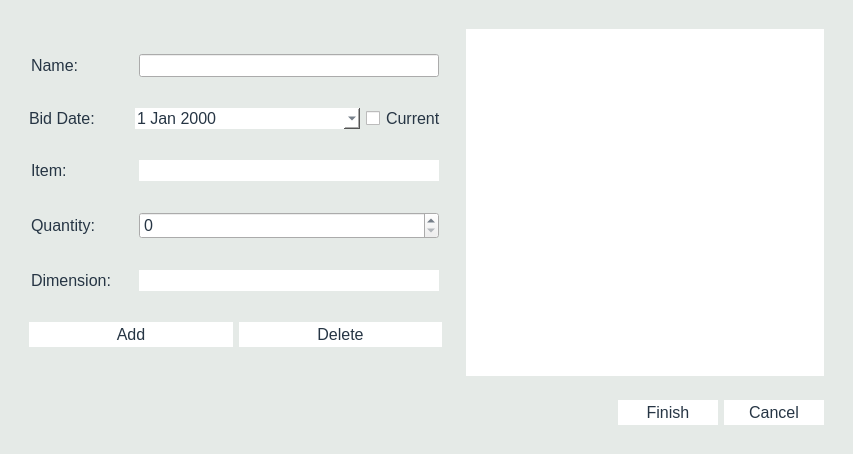
joshuawootonn/time-track, file Source/Time-Track/projecteditform.ui: the form before one commit.
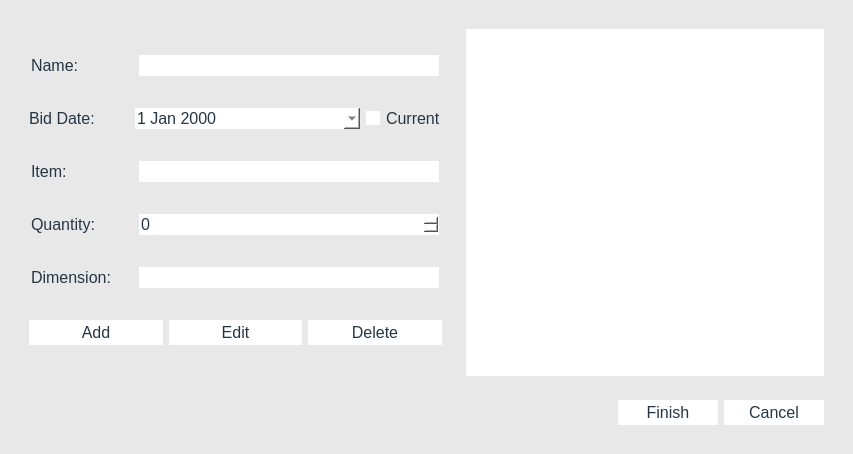
The form after the commit.

Diff of the .ui file:
```diff
--- a/Source/Time-Track/projecteditform.ui
+++ b/Source/Time-Track/projecteditform.ui
@@ -14,9 +14,11 @@
    <string>Dialog</string>
   </property>
   <property name="styleSheet">
-   <string notr="true">QDialog#ProjectEditForm{
+   <string notr="true">
 
-background-color:#E5EAE7;
+QDialog#ProjectEditForm{
+
+background-color:#E8E8E8;
 }
 *{
 font-family:&quot;Calibri&quot;;
@@ -32,19 +34,13 @@
 }
 
 
-QDialog{
-
-margin:0px;
-padding:0px;
-}
-
 QWidget{
 
 margin:0px;
 padding:0px;
 }
 QWidget#bigwidger{
-background-color:#E5EAE7;
+background-color:#E8E8E8;
 border:none;
 }
 
@@ -84,6 +80,7 @@
 QComboBox{
 border:none;
 background-color:#FFFFFF;
+
 }
 QComboBox:hover {
 background-color:#F4F9F6;
@@ -111,6 +108,31 @@
     left: 10px;
     padding: 0 3px 0 3px;
 }
+
+
+QCheckBox::indicator,QRadioButton::indicator{
+border:none;
+background-color:#FFFFFF;
+
+}
+
+QCheckBox::indicator:checked,QRadioButton::indicator:checked{
+border:none;
+background-color:#B19994;
+
+}
+
+QLineEdit,QTimeEdit,QDateEdit,QSpinBox,QDateTimeEdit{ 
+background-color:#FFFFFF;
+ border: 0px solid #D1D1D1;	
+
+}
+QLineEdit:hover,QTimeEdit:hover,QDateEdit:hover,QSpinBox:hover,QDateTimeEdit:hover{ 
+background-color:#FFFFFF;
+ border: 1px solid #D1D1D1;	
+}
+
+
 </string>
   </property>
   <layout class="QGridLayout" name="gridLayout">
@@ -324,7 +346,7 @@
                 </size>
                </property>
                <property name="editable">
-                <bool>true</bool>
+                <bool>false</bool>
                </property>
               </widget>
              </item>
@@ -339,6 +361,16 @@
                </property>
               </widget>
              </item>
+             <item>
+              <widget class="QPushButton" name="EditItem">
+               <property name="styleSheet">
+                <string notr="true"/>
+               </property>
+               <property name="text">
+                <string>Edit</string>
+               </property>
+              </widget>
+             </item>
              <item>
               <widget class="QPushButton" name="DeleteItem">
                <property name="text">
```
Left out of the diff: 18 changed lines with no effect on the pictures.
